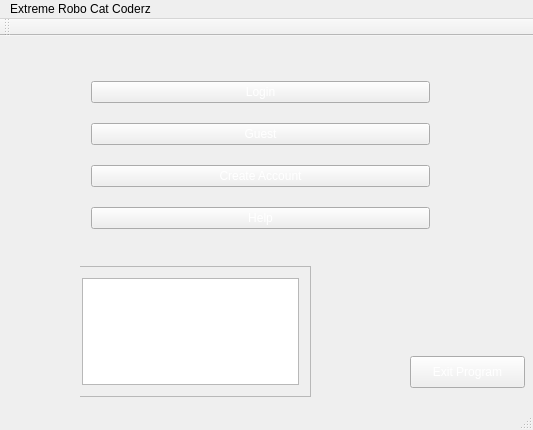
The window that CS1C-Project-Master/mainprogramwindow.ui (AustinVaday/CS1C-Class-Project) describes before a commit, drawn with Qt 5.
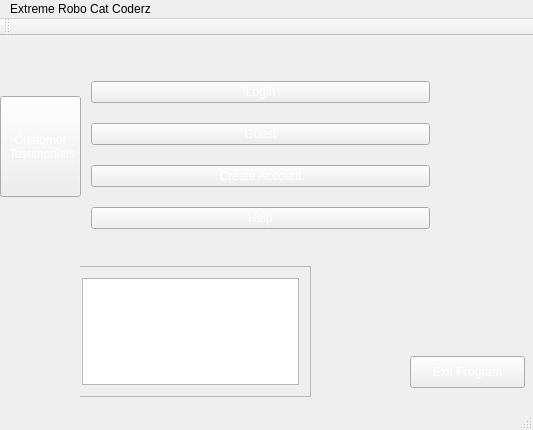
The same window after the commit. Icons and pictures are not drawn.

Diff of the .ui file:
```diff
--- a/CS1C-Project-Master/mainprogramwindow.ui
+++ b/CS1C-Project-Master/mainprogramwindow.ui
@@ -17,6 +17,9 @@
    <string notr="true">background-image: url(:/Resources/city whhaaa.jpg);</string>
   </property>
   <widget class="QWidget" name="centralWidget">
+   <property name="styleSheet">
+    <string notr="true">background-image: url(:/Resources/city whhaaa.jpg);</string>
+   </property>
    <widget class="QPushButton" name="exitProgram">
     <property name="geometry">
      <rect>
@@ -150,6 +153,24 @@
     </widget>
     <widget class="QWidget" name="page_2"/>
    </widget>
+   <widget class="QPushButton" name="pushButton">
+    <property name="geometry">
+     <rect>
+      <x>0</x>
+      <y>60</y>
+      <width>81</width>
+      <height>101</height>
+     </rect>
+    </property>
+    <property name="styleSheet">
+     <string notr="true">color: white;
+font: 13pt &quot;Papyrus&quot;;</string>
+    </property>
+    <property name="text">
+     <string>Customer
+ Testimonials</string>
+    </property>
+   </widget>
   </widget>
   <widget class="QMenuBar" name="menuBar">
    <property name="geometry">
```
Left out of the diff: 2 changed lines with no effect on the pictures.
